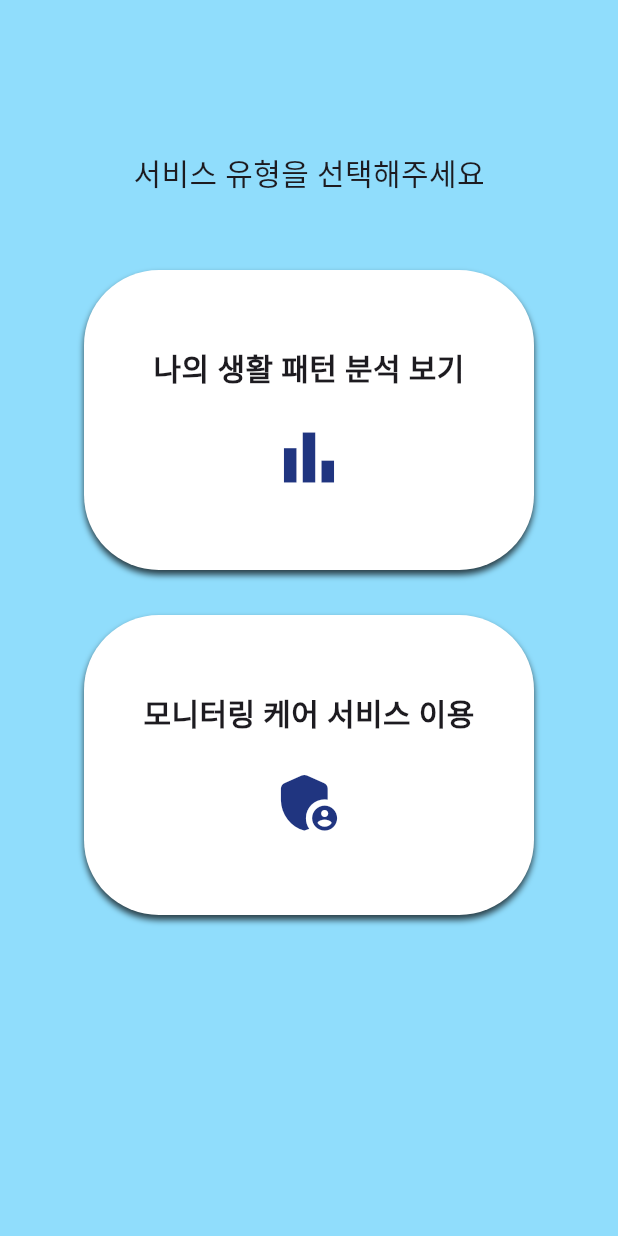
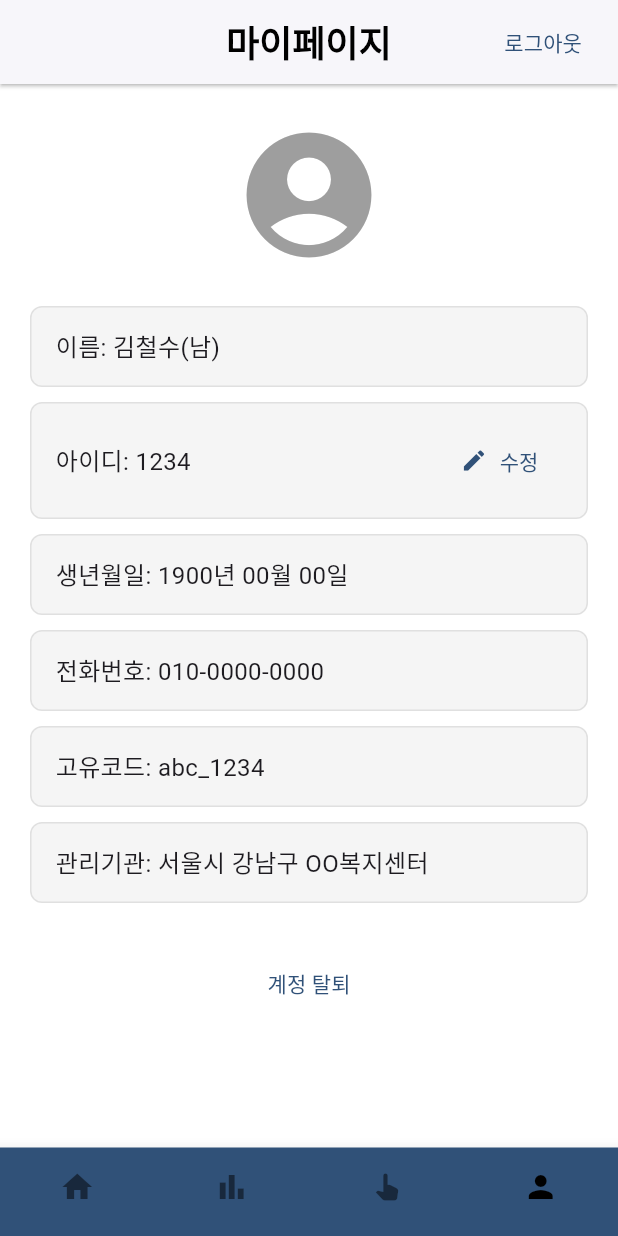
Before and after one commit to 2024-2-CECD2-Hyeyoom/smart-elderly-care-frontend, a Flutter app: the screen it shows after launch, on a phone screen of 412 x 824 dp. Run offline on Flutter 3.47's test engine with Material 3 defaults, Android fonts, the phone set to English and light mode, and no system bars.

Commit message:
feat: 내 생패분석 서비스 마이페이지 구현

```diff
--- a/lib/main.dart
+++ b/lib/main.dart
@@ -1,8 +1,9 @@
 import 'package:flutter/material.dart';
 import 'package:frontend/screens/login_screens/find_password_screen.dart';
 import 'package:frontend/screens/login_screens/login_screen.dart';
-import 'package:frontend/screens/login_screens/signUp_screen.dart';
+import 'package:frontend/screens/login_screens/sign_up_screen.dart';
 import 'package:frontend/screens/start_screen.dart';
+import 'package:frontend/screens/service_for_me/my_page.dart';
 
 void main() {
   runApp(const HyApp());
@@ -14,7 +15,7 @@ class HyApp extends StatelessWidget {
   @override
   Widget build(BuildContext context) {
     return const MaterialApp(
-      home: StartScreen(),
+      home: MyPageScreen(),
     );
   }
 }
--- a/lib/screens/login_screens/login_screen.dart
+++ b/lib/screens/login_screens/login_screen.dart
@@ -1,7 +1,7 @@
 import 'package:flutter/material.dart';
-import 'package:frontend/screens/login_screens/signUp_screen.dart';
+import 'package:frontend/screens/login_screens/sign_up_screen.dart';
 import 'package:frontend/screens/login_screens/find_password_screen.dart';
-import 'package:frontend/widgets/custom_popUp.dart';
+import 'package:frontend/widgets/custom_pop_up.dart';
 import 'package:frontend/screens/home_screen.dart';
 
 enum LoginType { user, admin }
--- a/lib/screens/login_screens/signUp_screen.dart
+++ b/lib/screens/login_screens/sign_up_screen.dart
@@ -1,6 +1,6 @@
 import 'package:flutter/material.dart';
 import 'package:frontend/screens/login_screens/login_screen.dart';
-import 'package:frontend/widgets/custom_popUp.dart';
+import 'package:frontend/widgets/custom_pop_up.dart';
 import 'package:frontend/widgets/custom_snackbar.dart';
 
 class SignupScreen extends StatefulWidget {
--- /dev/null
+++ b/lib/screens/service_for_me/my_page.dart
@@ -0,0 +1,79 @@
+import 'package:flutter/material.dart';
+import 'package:frontend/widgets/custom_layout.dart';
+import 'package:frontend/widgets/edit_id.dart';
+
+class MyPageScreen extends StatefulWidget {
+  const MyPageScreen({super.key});
+
+  @override
+  State<MyPageScreen> createState() => _MyPageScreenState();
+}
+
+class _MyPageScreenState extends State<MyPageScreen> {
+  int _selectedIndex = 3;
+
+  void _onNavTapped(int index) {
+    setState(() {
+      _selectedIndex = index;
+    });
+  }
+
+  @override
+  Widget build(BuildContext context) {
+    return CustomLayout(
+      title: '마이페이지',
+      showLogoutButton: true,
+      currentIndex: _selectedIndex,
+      onTap: _onNavTapped,
+      body: SingleChildScrollView(
+        padding: const EdgeInsets.symmetric(horizontal: 20, vertical: 24),
+        child: Column(
+          crossAxisAlignment: CrossAxisAlignment.center,
+          children: [
+            const Icon(Icons.account_circle, size: 100, color: Colors.grey),
+            const SizedBox(height: 24),
+            _buildInfoBox('이름: 김철수(남)'),
+            EditIdField(
+              initialId: '1234',
+              onSave: (newId) {
+                // 저장 후 처리 로직
+                print('변경된 아이디: $newId');
+              },
+            ),
+            _buildInfoBox('생년월일: 1900년 00월 00일'),
+            _buildInfoBox('전화번호: 010-0000-0000'),
+            _buildInfoBox('고유코드: abc_1234'),
+            _buildInfoBox('관리기관: 서울시 강남구 OO복지센터'),
+            const SizedBox(height: 20),
+            TextButton(
+              onPressed: () {},
+              style: TextButton.styleFrom(
+                foregroundColor: const Color.fromARGB(255, 48, 81, 120),
+                padding: const EdgeInsets.symmetric(horizontal: 8),
+                minimumSize: const Size(80, 40),
+              ),
+              child: const Text(
+                '계정 탈퇴',
+                style: TextStyle(color: Color.fromARGB(255, 48, 81, 120)),
+              ),
+            ),
+          ],
+        ),
+      ),
+    );
+  }
+
+  Widget _buildInfoBox(String text) {
+    return Container(
+      width: double.infinity,
+      margin: const EdgeInsets.only(bottom: 10),
+      padding: const EdgeInsets.symmetric(vertical: 14, horizontal: 16),
+      decoration: BoxDecoration(
+        border: Border.all(color: Colors.grey.shade300),
+        borderRadius: BorderRadius.circular(8),
+        color: Colors.grey.shade100,
+      ),
+      child: Text(text, style: const TextStyle(fontSize: 16)),
+    );
+  }
+}
--- /dev/null
+++ b/lib/widgets/custom_layout.dart
@@ -0,0 +1,76 @@
+import 'package:flutter/material.dart';
+
+class CustomLayout extends StatelessWidget {
+  final String title;
+  final Widget body;
+  final int currentIndex;
+  final Function(int) onTap;
+  final bool showLogoutButton;
+
+  const CustomLayout({
+    super.key,
+    required this.title,
+    required this.body,
+    required this.currentIndex,
+    required this.onTap,
+    this.showLogoutButton = false,
+  });
+
+  @override
+  Widget build(BuildContext context) {
+    return Scaffold(
+      backgroundColor: Colors.white,
+      appBar: AppBar(
+        backgroundColor: Colors.white,
+        shadowColor: Colors.black,
+        elevation: 1,
+        centerTitle: true,
+        title: Text(title,
+            style: const TextStyle(
+              color: Colors.black,
+              fontSize: 24,
+              fontWeight: FontWeight.w700,
+            )),
+        actions: [
+          if (showLogoutButton)
+            Padding(
+              padding: const EdgeInsets.only(right: 16),
+              child: TextButton(
+                onPressed: () {
+                  // TODO: 로그아웃 로직
+                },
+                style: TextButton.styleFrom(
+                  foregroundColor: const Color.fromARGB(255, 48, 81, 120),
+                  padding: const EdgeInsets.symmetric(horizontal: 8),
+                  minimumSize: const Size(50, 40), // 크기 조절
+                ),
+                child: const Text(
+                  "로그아웃",
+                  style: TextStyle(
+                    color: Color.fromARGB(255, 48, 81, 120),
+                  ),
+                ),
+              ),
+            ),
+        ],
+      ),
+      body: body,
+      bottomNavigationBar: BottomNavigationBar(
+        currentIndex: currentIndex,
+        onTap: onTap,
+        selectedItemColor: Colors.black,
+        unselectedItemColor: Colors.black.withValues(alpha: 0.5),
+        backgroundColor: const Color.fromARGB(255, 48, 81, 120),
+        showSelectedLabels: false,
+        showUnselectedLabels: false,
+        type: BottomNavigationBarType.fixed,
+        items: const [
+          BottomNavigationBarItem(icon: Icon(Icons.home), label: ''),
+          BottomNavigationBarItem(icon: Icon(Icons.bar_chart), label: ''),
+          BottomNavigationBarItem(icon: Icon(Icons.pan_tool_alt), label: ''),
+          BottomNavigationBarItem(icon: Icon(Icons.person), label: ''),
+        ],
+      ),
+    );
+  }
+}
--- /dev/null
+++ b/lib/widgets/edit_id.dart
@@ -0,0 +1,124 @@
+import 'package:flutter/material.dart';
+import 'package:frontend/widgets/custom_snackbar.dart'; // showMessageBanner 같은 유틸 불러오기
+
+class EditIdField extends StatefulWidget {
+  final String initialId;
+  final void Function(String newId)? onSave;
+
+  const EditIdField({
+    super.key,
+    required this.initialId,
+    this.onSave,
+  });
+
+  @override
+  State<EditIdField> createState() => _EditableIdFieldState();
+}
+
+class _EditableIdFieldState extends State<EditIdField> {
+  bool _isEditing = false;
+  final TextEditingController _controller = TextEditingController();
+  String? _statusMessage;
+  Color? _statusColor;
+
+  @override
+  void initState() {
+    super.initState();
+    _controller.text = widget.initialId;
+  }
+
+  void _checkDuplicate() {
+    final id = _controller.text.trim();
+
+    if (id.isEmpty) {
+      showMessageBanner(context, '아이디를 입력해주세요.');
+      return;
+    }
+
+    final isAvailable = id != 'test';
+
+    setState(() {
+      _statusMessage = isAvailable ? '사용 가능한 아이디입니다.' : '사용 불가능한 아이디입니다.';
+      _statusColor = isAvailable ? Colors.green : Colors.red;
+    });
+  }
+
+  void _save() {
+    if (_statusColor == Colors.green) {
+      widget.onSave?.call(_controller.text.trim());
+      setState(() {
+        _isEditing = false;
+        _statusMessage = null;
+      });
+    } else {
+      showMessageBanner(context, '아이디 중복 확인이 필요합니다.');
+    }
+  }
+
+  @override
+  Widget build(BuildContext context) {
+    return Column(
+      crossAxisAlignment: CrossAxisAlignment.start,
+      children: [
+        Container(
+          width: double.infinity,
+          margin: const EdgeInsets.only(bottom: 10),
+          padding: const EdgeInsets.symmetric(vertical: 14, horizontal: 16),
+          decoration: BoxDecoration(
+            border: Border.all(color: Colors.grey.shade300),
+            borderRadius: BorderRadius.circular(8),
+            color: Colors.grey.shade100,
+          ),
+          child: Row(
+            children: [
+              Expanded(
+                child: _isEditing
+                    ? TextField(
+                        controller: _controller,
+                        decoration: InputDecoration(
+                          hintText: '아이디를 입력해주세요',
+                          suffixIcon: TextButton(
+                            onPressed: _checkDuplicate,
+                            child: const Text('중복 확인',
+                                style: TextStyle(fontSize: 12)),
+                          ),
+                        ),
+                      )
+                    : Text('아이디: ${_controller.text}',
+                        style: const TextStyle(fontSize: 16)),
+              ),
+              const SizedBox(width: 8),
+              _isEditing
+                  ? TextButton(
+                      onPressed: _save,
+                      child: const Text('저장'),
+                    )
+                  : TextButton.icon(
+                      onPressed: () {
+                        setState(() {
+                          _isEditing = true;
+                        });
+                      },
+                      icon: const Icon(Icons.edit,
+                          size: 18, color: Color(0xFF305178)),
+                      label: const Text(
+                        '수정',
+                        style:
+                            TextStyle(fontSize: 14, color: Color(0xFF305178)),
+                      ),
+                    ),
+            ],
+          ),
+        ),
+        if (_statusMessage != null)
+          Padding(
+            padding: const EdgeInsets.only(left: 8.0, bottom: 8),
+            child: Text(
+              _statusMessage!,
+              style: TextStyle(color: _statusColor, fontSize: 13),
+            ),
+          ),
+      ],
+    );
+  }
+}
```
Also changed, not shown: lib/screens/service_for_carer/my_page.dart (added), lib/screens/service_for_center/my_page.dart (added), lib/widgets/custom_pop_up.dart (renamed from lib/widgets/custom_popUp.dart), 4 other files.
